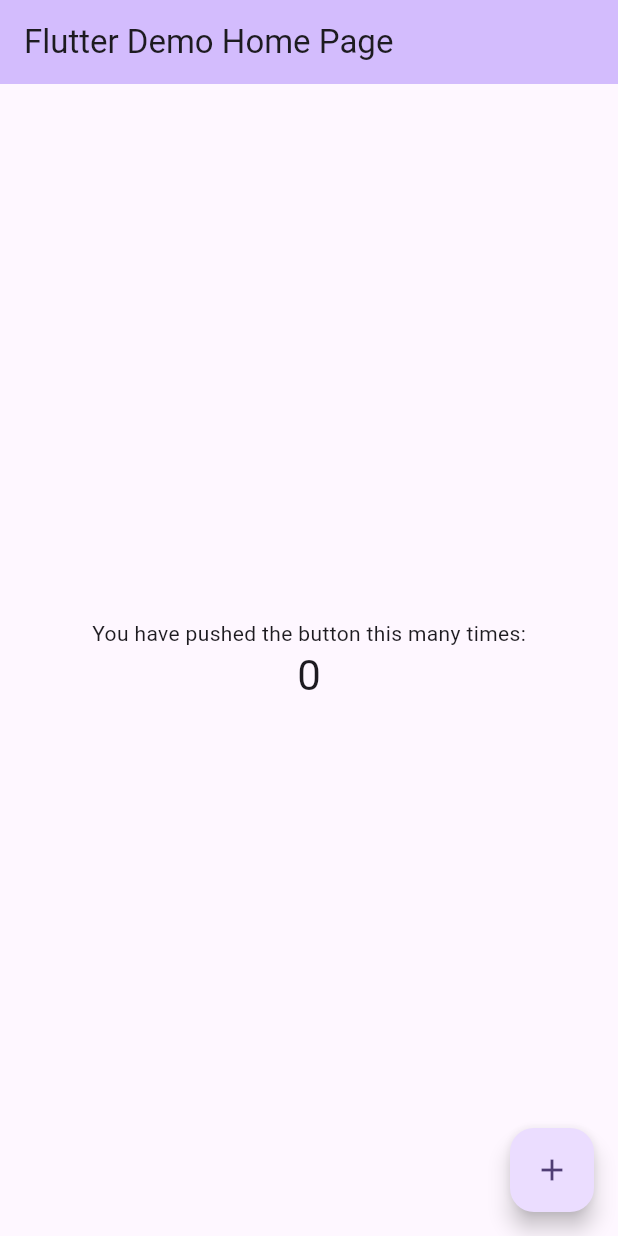
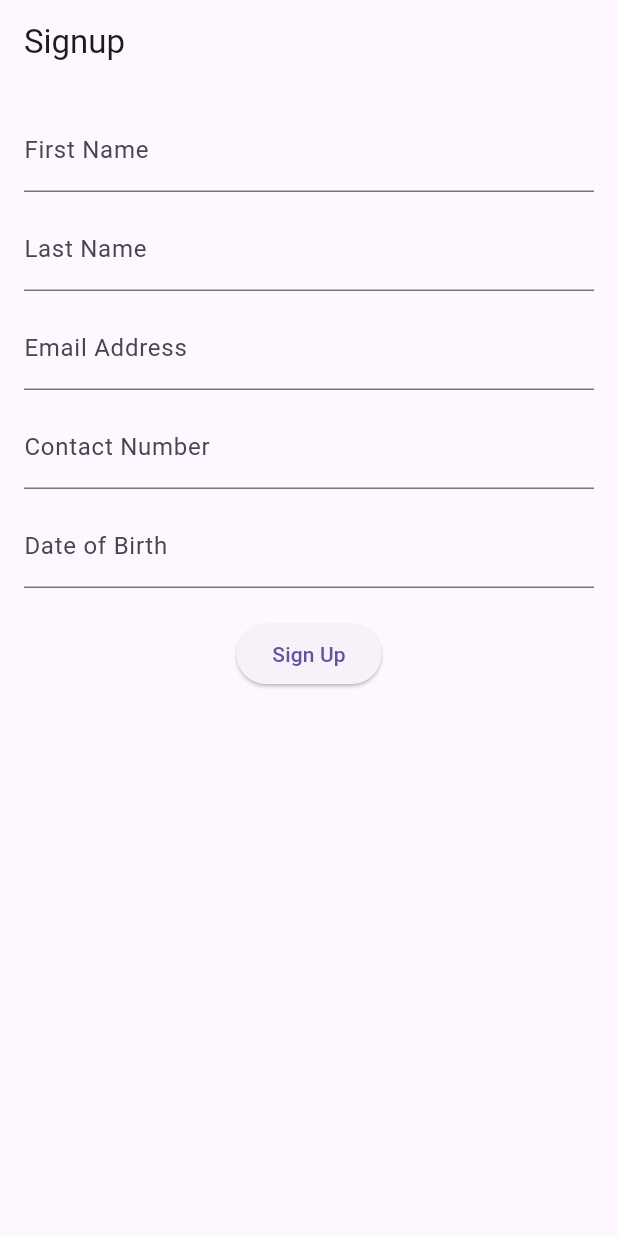
Before and after one commit to Sharmake-gif/signup_page, a Flutter app: the screen it shows after launch, on a phone screen of 412 x 824 dp. Run offline on Flutter 3.47's test engine with Material 3 defaults, Android fonts, the phone set to English and light mode, and no system bars; drawn by our look-alikes of flutter_form_builder.

Commit message:
added package flutter form , added signup page stateful widget , added field validations

```diff
--- a/lib/main.dart
+++ b/lib/main.dart
@@ -1,5 +1,5 @@
 import 'package:flutter/material.dart';
-
+import 'package:flutter_form_builder/flutter_form_builder.dart';
 void main() {
   runApp(const MyApp());
 }
@@ -7,116 +7,136 @@ void main() {
 class MyApp extends StatelessWidget {
   const MyApp({super.key});
 
-  // This widget is the root of your application.
   @override
   Widget build(BuildContext context) {
     return MaterialApp(
-      title: 'Flutter Demo',
-      theme: ThemeData(
-        // This is the theme of your application.
-        //
-        // TRY THIS: Try running your application with "flutter run". You'll see
-        // the application has a purple toolbar. Then, without quitting the app,
-        // try changing the seedColor in the colorScheme below to Colors.green
-        // and then invoke "hot reload" (save your changes or press the "hot
-        // reload" button in a Flutter-supported IDE, or press "r" if you used
-        // the command line to start the app).
-        //
-        // Notice that the counter didn't reset back to zero; the application
-        // state is not lost during the reload. To reset the state, use hot
-        // restart instead.
-        //
-        // This works for code too, not just values: Most code changes can be
-        // tested with just a hot reload.
-        colorScheme: ColorScheme.fromSeed(seedColor: Colors.deepPurple),
-      ),
-      home: const MyHomePage(title: 'Flutter Demo Home Page'),
+      debugShowCheckedModeBanner: false,
+      title: 'Signup Page',
+      theme: ThemeData(primarySwatch: Colors.blue),
+      home: const SignupPage(),
     );
   }
 }
 
-class MyHomePage extends StatefulWidget {
-  const MyHomePage({super.key, required this.title});
-
-  // This widget is the home page of your application. It is stateful, meaning
-  // that it has a State object (defined below) that contains fields that affect
-  // how it looks.
-
-  // This class is the configuration for the state. It holds the values (in this
-  // case the title) provided by the parent (in this case the App widget) and
-  // used by the build method of the State. Fields in a Widget subclass are
-  // always marked "final".
-
-  final String title;
+class SignupPage extends StatefulWidget {
+  const SignupPage({super.key});
 
   @override
-  State<MyHomePage> createState() => _MyHomePageState();
+  SignupPageState createState() => SignupPageState();
 }
 
-class _MyHomePageState extends State<MyHomePage> {
-  int _counter = 0;
-
-  void _incrementCounter() {
-    setState(() {
-      // This call to setState tells the Flutter framework that something has
-      // changed in this State, which causes it to rerun the build method below
-      // so that the display can reflect the updated values. If we changed
-      // _counter without calling setState(), then the build method would not be
-      // called again, and so nothing would appear to happen.
-      _counter++;
-    });
-  }
+class SignupPageState extends State<SignupPage> {
+  final _formKey = GlobalKey<FormBuilderState>();
 
   @override
   Widget build(BuildContext context) {
-    // This method is rerun every time setState is called, for instance as done
-    // by the _incrementCounter method above.
-    //
-    // The Flutter framework has been optimized to make rerunning build methods
-    // fast, so that you can just rebuild anything that needs updating rather
-    // than having to individually change instances of widgets.
     return Scaffold(
-      appBar: AppBar(
-        // TRY THIS: Try changing the color here to a specific color (to
-        // Colors.amber, perhaps?) and trigger a hot reload to see the AppBar
-        // change color while the other colors stay the same.
-        backgroundColor: Theme.of(context).colorScheme.inversePrimary,
-        // Here we take the value from the MyHomePage object that was created by
-        // the App.build method, and use it to set our appbar title.
-        title: Text(widget.title),
-      ),
-      body: Center(
-        // Center is a layout widget. It takes a single child and positions it
-        // in the middle of the parent.
-        child: Column(
-          // Column is also a layout widget. It takes a list of children and
-          // arranges them vertically. By default, it sizes itself to fit its
-          // children horizontally, and tries to be as tall as its parent.
-          //
-          // Column has various properties to control how it sizes itself and
-          // how it positions its children. Here we use mainAxisAlignment to
-          // center the children vertically; the main axis here is the vertical
-          // axis because Columns are vertical (the cross axis would be
-          // horizontal).
-          //
-          // TRY THIS: Invoke "debug painting" (choose the "Toggle Debug Paint"
-          // action in the IDE, or press "p" in the console), to see the
-          // wireframe for each widget.
-          mainAxisAlignment: MainAxisAlignment.center,
-          children: <Widget>[
-            const Text('You have pushed the button this many times:'),
-            Text(
-              '$_counter',
-              style: Theme.of(context).textTheme.headlineMedium,
-            ),
-          ],
+      appBar: AppBar(title: const Text("Signup")),
+      body: Padding(
+        padding: const EdgeInsets.all(16.0),
+        child: FormBuilder(
+          key: _formKey,
+          child: Column(
+            children: [
+              // First Name
+              FormBuilderTextField(
+                name: 'first_name',
+                decoration: const InputDecoration(labelText: 'First Name'),
+                validator: (value) {
+                  if (value == null || value.isEmpty) {
+                    return 'First name is required';
+                  }
+                  return null;
+                },
+              ),
+              const SizedBox(height: 10),
+
+              // Last Name
+              FormBuilderTextField(
+                name: 'last_name',
+                decoration: const InputDecoration(labelText: 'Last Name'),
+                validator: (value) {
+                  if (value == null || value.isEmpty) {
+                    return 'Last name is required';
+                  }
+                  return null;
+                },
+              ),
+              const SizedBox(height: 10),
+
+              // Email Address
+              FormBuilderTextField(
+                name: 'email',
+                decoration: const InputDecoration(labelText: 'Email Address'),
+                keyboardType: TextInputType.emailAddress,
+                validator: (value) {
+                  if (value == null || value.isEmpty) {
+                    return 'Email is required';
+                  }
+                  final emailRegex = RegExp(r'^[^@]+@[^@]+\.[^@]+');
+                  if (!emailRegex.hasMatch(value)) {
+                    return 'Enter a valid email';
+                  }
+                  return null;
+                },
+              ),
+              const SizedBox(height: 10),
+
+              // Contact Number
+              FormBuilderTextField(
+                name: 'contact_number',
+                decoration: const InputDecoration(labelText: 'Contact Number'),
+                keyboardType: TextInputType.phone,
+                validator: (value) {
+                  if (value == null || value.isEmpty) {
+                    return 'Contact number is required';
+                  }
+                  if (value.length < 10) {
+                    return 'Please enter a valid contact number';
+                  }
+                  return null;
+                },
+              ),
+              const SizedBox(height: 10),
+
+              // Date of Birth
+              FormBuilderDateTimePicker(
+                name: 'dob',
+                decoration: const InputDecoration(labelText: 'Date of Birth'),
+                inputType: InputType.date,
+                format: DateFormat('yyyy-MM-dd'),
+                validator: (value) {
+                  if (value == null) {
+                    return 'Date of Birth is required';
+                  }
+                  return null;
+                },
+              ),
+              const SizedBox(height: 20),
+
+              // Submit Button
+              ElevatedButton(
+                onPressed: () {
+                  if (_formKey.currentState?.saveAndValidate() ?? false) {
+                    final formData = _formKey.currentState!.value;
+                    Navigator.push(
+                      context,
+                      MaterialPageRoute(
+                        builder: (context) => ConfirmationScreen(formData),
+                      ),
+                    );
+                  } else {
+                    ScaffoldMessenger.of(context).showSnackBar(
+                      const SnackBar(content: Text("Please fix errors")),
+                    );
+                  }
+                },
+                child: const Text("Sign Up"),
+              ),
+            ],
+          ),
         ),
       ),
-      floatingActionButton: FloatingActionButton(
-        onPressed: _incrementCounter,
-        tooltip: 'Increment',
-        child: const Icon(Icons.add),
-      ), // This trailing comma makes auto-formatting nicer for build methods.
     );
   }
 }
```
